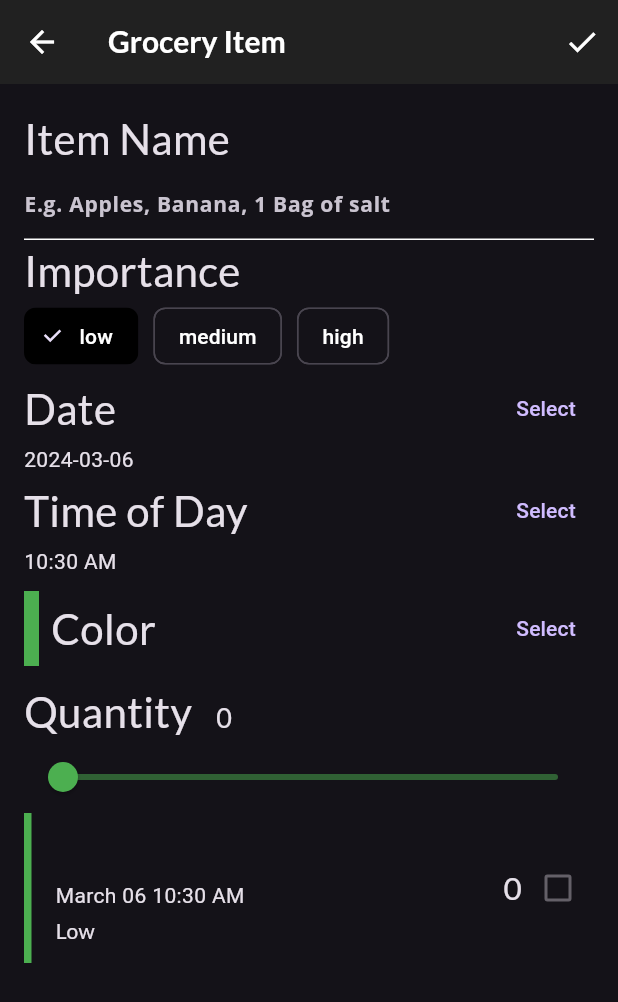
After one commit to CarreonKhryzErvonL/Lab-Exercise-3-4, a Flutter app: the screen it shows after launch, item 3 of the bottom bar chosen, after a tap on the "add" icon, on a phone screen of 412 x 824 dp. The commit adds this screen. Shown: the top 1002 px of the screen. Run offline on Flutter 3.47's test engine with Material 3 defaults, Android fonts, the phone set to English and light mode, and no system bars; our stand-ins replace flutter_colorpicker, google_fonts.

Commit message:
final commit

```diff
--- /dev/null
+++ b/lib/components/grocery_tile.dart
@@ -0,0 +1,123 @@
+import 'package:flutter/material.dart';
+import 'package:google_fonts/google_fonts.dart';
+import 'package:intl/intl.dart';
+import '../models/grocery_item.dart';
+
+class GroceryTile extends StatelessWidget {
+  // 1
+  final GroceryItem item;
+  // 2
+  final Function(bool?)? onComplete;
+  // 3
+  final TextDecoration textDecoration;
+  // 4
+  GroceryTile({
+    super.key,
+    required this.item,
+    this.onComplete,
+  }) : textDecoration =
+            item.isComplete ? TextDecoration.lineThrough : TextDecoration.none;
+  @override
+  Widget build(BuildContext context) {
+    // TODO: Change this Widget
+    return Container(
+      height: 100.0,
+      child: Row(
+        mainAxisAlignment: MainAxisAlignment.spaceBetween,
+        children: [
+          // 1
+          Row(
+            children: [
+              // 2
+              Container(width: 5.0, color: item.color),
+              // 3
+              const SizedBox(width: 16.0), // 4
+              Column(
+                mainAxisAlignment: MainAxisAlignment.center,
+                crossAxisAlignment: CrossAxisAlignment.start,
+                children: [
+                  // 5
+                  Text(
+                    item.name,
+                    style: GoogleFonts.lato(
+                      decoration: textDecoration,
+                      fontSize: 21.0,
+                      fontWeight: FontWeight.bold,
+                    ),
+                  ),
+                  const SizedBox(height: 4.0),
+                  buildDate(),
+                  const SizedBox(height: 4.0),
+                  buildImportance(),
+                ],
+              ),
+            ],
+          ),
+          // 6
+          Row(
+            children: [
+              // 7
+              Text(
+                item.quantity.toString(),
+                style: GoogleFonts.lato(
+                  decoration: textDecoration,
+                  fontSize: 21.0,
+                ),
+              ),
+              // 8
+              buildCheckbox(),
+            ],
+          ),
+        ],
+      ),
+    );
+  }
+
+  Widget buildImportance() {
+    if (item.importance == Importance.low) {
+      return Text(
+        'Low',
+        style: GoogleFonts.lato(
+          decoration: textDecoration,
+        ),
+      );
+    } else if (item.importance == Importance.medium) {
+      return Text(
+        'Medium',
+        style: GoogleFonts.lato(
+          fontWeight: FontWeight.w800,
+          decoration: textDecoration,
+        ),
+      );
+    } else if (item.importance == Importance.high) {
+      return Text(
+        'High',
+        style: GoogleFonts.lato(
+          color: Colors.red,
+          fontWeight: FontWeight.w900,
+          decoration: textDecoration,
+        ),
+      );
+    } else {
+      throw Exception('This importance type does not exist');
+    }
+  }
+
+  Widget buildDate() {
+    final dateFormatter = DateFormat('MMMM dd h:mm a');
+    final dateString = dateFormatter.format(item.date);
+    return Text(
+      dateString,
+      style: TextStyle(decoration: textDecoration),
+    );
+  }
+
+  Widget buildCheckbox() {
+    return Checkbox(
+      // 1
+      value: item.isComplete,
+      // 2
+      onChanged: onComplete,
+    );
+  }
+}
--- a/lib/home.dart
+++ b/lib/home.dart
@@ -42,7 +42,10 @@ class HomeState extends State<Home> {
         ),
         // 2
         // TODO: Replace body
-        body: pages[tabManager.selectedTab],
+        body: IndexedStack(
+          index: tabManager.selectedTab,
+          children: pages,
+        ),
         bottomNavigationBar: BottomNavigationBar(
           selectedItemColor:
               Theme.of(context).textSelectionTheme.selectionColor,
--- a/lib/screens/explore_screen.dart
+++ b/lib/screens/explore_screen.dart
@@ -3,6 +3,7 @@ import 'package:flutter/material.dart';
 import '../api/mock_fooderlich_service.dart';
 import '../components/components.dart';
 import '../models/models.dart';
+import 'grocery_item_screen.dart';
 
 class ExploreScreen extends StatelessWidget {
   final mockService = MockFooderlichService();
--- /dev/null
+++ b/lib/screens/grocery_item_screen.dart
@@ -0,0 +1,422 @@
+import 'package:flutter/material.dart';
+import 'package:google_fonts/google_fonts.dart';
+import 'package:flutter_colorpicker/flutter_colorpicker.dart';
+import 'package:intl/intl.dart';
+import 'package:uuid/uuid.dart';
+import '../models/models.dart';
+import '../components/grocery_tile.dart';
+
+class GroceryItemScreen extends StatefulWidget {
+  // 1
+  final Function(GroceryItem) onCreate;
+  // 2
+  final Function(GroceryItem) onUpdate;
+  // 3
+  final GroceryItem? originalItem;
+  // 4
+  final bool isUpdating;
+  const GroceryItemScreen({
+    super.key,
+    required this.onCreate,
+    required this.onUpdate,
+    this.originalItem,
+  }) : isUpdating = (originalItem != null);
+  @override
+  GroceryItemScreenState createState() => GroceryItemScreenState();
+}
+
+class GroceryItemScreenState extends State<GroceryItemScreen> {
+  final _nameController = TextEditingController();
+  String _name = '';
+  Importance _importance = Importance.low;
+  DateTime _dueDate = DateTime.now();
+  TimeOfDay _timeOfDay = TimeOfDay.now();
+  Color _currentColor = Colors.green;
+  int _currentSliderValue = 0;
+
+  @override
+  void initState() {
+    super.initState();
+    // 1
+    final originalItem = widget.originalItem;
+    if (originalItem != null) {
+      _nameController.text = originalItem.name;
+      _name = originalItem.name;
+      _currentSliderValue = originalItem.quantity;
+      _importance = originalItem.importance;
+      _currentColor = originalItem.color;
+      final date = originalItem.date;
+      _timeOfDay = TimeOfDay(
+        hour: date.hour,
+        minute: date.minute,
+      );
+      _dueDate = date;
+    }
+    // 2
+    _nameController.addListener(() {
+      setState(() {
+        _name = _nameController.text;
+      });
+    });
+  }
+
+  @override
+  void dispose() {
+    _nameController.dispose();
+    super.dispose();
+  }
+
+  @override
+  Widget build(BuildContext context) {
+    // 1
+    return Scaffold(
+      // 2
+      appBar: AppBar(
+        actions: [
+          IconButton(
+            icon: const Icon(Icons.check),
+            onPressed: () {
+              // 1
+              final groceryItem = GroceryItem(
+                id: widget.originalItem?.id ?? const Uuid().v1(),
+                name: _nameController.text,
+                importance: _importance,
+                color: _currentColor,
+                quantity: _currentSliderValue,
+                date: DateTime(
+                  _dueDate.year,
+                  _dueDate.month,
+                  _dueDate.day,
+                  _timeOfDay.hour,
+                  _timeOfDay.minute,
+                ),
+              );
+              if (widget.isUpdating) {
+                // 2
+                widget.onUpdate(groceryItem);
+              } else {
+                // 3
+                widget.onCreate(groceryItem);
+              }
+            },
+          )
+        ],
+        // 3
+        elevation: 0.0,
+        // 4
+        title: Text(
+          'Grocery Item',
+          style: GoogleFonts.lato(fontWeight: FontWeight.w600),
+        ),
+      ),
+      // 5
+      body: Container(
+        padding: const EdgeInsets.all(16.0),
+        child: ListView(
+          children: [
+            buildNameField(),
+            buildImportanceField(),
+            buildDateField(context),
+            buildTimeField(context),
+            const SizedBox(height: 10.0),
+            buildColorPicker(context),
+            const SizedBox(height: 10.0),
+            buildQuantityField(),
+            GroceryTile(
+              item: GroceryItem(
+                id: 'previewMode',
+                name: _name,
+                importance: _importance,
+                color: _currentColor,
+                quantity: _currentSliderValue,
+                date: DateTime(
+                  _dueDate.year,
+                  _dueDate.month,
+                  _dueDate.day,
+                  _timeOfDay.hour,
+                  _timeOfDay.minute,
+                ),
+              ),
+            ),
+          ],
+        ),
+      ),
+    );
+  }
+
+  Widget buildNameField() {
+    // 1
+    return Column(
+      // 2
+      crossAxisAlignment: CrossAxisAlignment.start,
+      children: [
+        // 3
+        Text(
+          'Item Name',
+          style: GoogleFonts.lato(fontSize: 28.0),
+        ),
+        // 4
+        TextField(
+          // 5
+          controller: _nameController,
+          // 6
+          cursorColor: _currentColor,
+          // 7
+          decoration: InputDecoration(
+            // 8
+            hintText: 'E.g. Apples, Banana, 1 Bag of salt',
+            // 9
+            enabledBorder: const UnderlineInputBorder(
+              borderSide: BorderSide(color: Colors.white),
+            ),
+            focusedBorder: UnderlineInputBorder(
+              borderSide: BorderSide(color: _currentColor),
+            ),
+            border: UnderlineInputBorder(
+              borderSide: BorderSide(color: _currentColor),
+            ),
+          ),
+        ),
+      ],
+    );
+  }
+
+  Widget buildImportanceField() {
+    // 1
+    return Column(
+      crossAxisAlignment: CrossAxisAlignment.start,
+      children: [
+        // 2
+        Text(
+          'Importance',
+          style: GoogleFonts.lato(fontSize: 28.0),
+        ),
+        // 3
+        Wrap(
+          spacing: 10.0,
+          children: [
+            // 4
+            ChoiceChip(
+              // 5
+              selectedColor: Colors.black,
+              // 6
+              selected: _importance == Importance.low,
+              label: const Text(
+                'low',
+                style: TextStyle(color: Colors.white),
+              ),
+              // 7
+              onSelected: (selected) {
+                setState(() => _importance = Importance.low);
+              },
+            ),
+            ChoiceChip(
+              selectedColor: Colors.black,
+              selected: _importance == Importance.medium,
+              label: const Text(
+                'medium',
+                style: TextStyle(color: Colors.white),
+              ),
+              onSelected: (selected) {
+                setState(() => _importance = Importance.medium);
+              },
+            ),
+            ChoiceChip(
+              selectedColor: Colors.black,
+              selected: _importance == Importance.high,
+              label: const Text(
+                'high',
+                style: TextStyle(color: Colors.white),
+              ),
+              onSelected: (selected) {
+                setState(() => _importance = Importance.high);
+              },
+            ),
+          ],
+        )
+      ],
+    );
+  }
+
+  Widget buildDateField(BuildContext context) {
+    // 1
+    return Column(
+      crossAxisAlignment: CrossAxisAlignment.start,
+      children: [
+        // 2
+        Row(
+          // 3
+          mainAxisAlignment: MainAxisAlignment.spaceBetween,
+          children: [
+            // 4
+            Text(
+              'Date',
+              style: GoogleFonts.lato(fontSize: 28.0),
+            ),
+            // 5
+            TextButton(
+              child: const Text('Select'),
+              // 6
+              onPressed: () async {
+                final currentDate = DateTime.now();
+                // 7
+                final selectedDate = await showDatePicker(
+                  context: context,
+                  initialDate: currentDate,
+                  firstDate: currentDate,
+                  lastDate: DateTime(currentDate.year + 5),
+                );
+                // 8
+                setState(() {
+                  if (selectedDate != null) {
+                    _dueDate = selectedDate;
+                  }
+                });
+              },
+            ),
+          ],
+        ),
+        // 9
+        Text(DateFormat('yyyy-MM-dd').format(_dueDate)),
+      ],
+    );
+  }
+
+  Widget buildTimeField(BuildContext context) {
+    return Column(
+      crossAxisAlignment: CrossAxisAlignment.start,
+      children: [
+        Row(
+          mainAxisAlignment: MainAxisAlignment.spaceBetween,
+          children: [
+            Text(
+              'Time of Day',
+              style: GoogleFonts.lato(fontSize: 28.0),
+            ),
+            TextButton(
+              child: const Text('Select'),
+              onPressed: () async {
+                // 1
+                final timeOfDay = await showTimePicker(
+                  // 2
+                  initialTime: TimeOfDay.now(),
+                  context: context,
+                );
+                // 3
+                setState(() {
+                  if (timeOfDay != null) {
+                    _timeOfDay = timeOfDay;
+                  }
+                });
+              },
+            ),
+          ],
+        ),
+        Text(_timeOfDay.format(context)),
+      ],
+    );
+  }
+
+  Widget buildColorPicker(BuildContext context) {
+    // 1
+    return Row(
+      mainAxisAlignment: MainAxisAlignment.spaceBetween,
+      children: [
+        // 2
+        Row(
+          children: [
+            Container(
+              height: 50.0,
+              width: 10.0,
+              color: _currentColor,
+            ),
+            const SizedBox(width: 8.0),
+            Text(
+              'Color',
+              style: GoogleFonts.lato(fontSize: 28.0),
+            ),
+          ],
+        ),
+        // 3
+        TextButton(
+          child: const Text('Select'),
+          onPressed: () {
+            // 4
+            showDialog(
+              context: context,
+              builder: (context) {
+                // 5
+                return AlertDialog(
+                  content: BlockPicker(
+                    pickerColor: Colors.white,
+                    // 6
+                    onColorChanged: (color) {
+                      setState(() => _currentColor = color);
+                    },
+                  ),
+                  actions: [
+                    // 7
+                    TextButton(
+                      child: const Text('Save'),
+                      onPressed: () {
+                        Navigator.of(context).pop();
+                      },
+                    ),
+                  ],
+                );
+              },
+            );
+          },
+        ),
+      ],
+    );
+  }
+
+  Widget buildQuantityField() {
+    // 1
+    return Column(
+      crossAxisAlignment: CrossAxisAlignment.start,
+      children: [
+        // 2
+        Row(
+          crossAxisAlignment: CrossAxisAlignment.baseline,
+          textBaseline: TextBaseline.alphabetic,
+          children: [
+            Text(
+              'Quantity',
+              style: GoogleFonts.lato(fontSize: 28.0),
+            ),
+            const SizedBox(width: 16.0),
+            Text(
+              _currentSliderValue.toInt().toString(),
+              style: GoogleFonts.lato(fontSize: 18.0),
+            ),
+          ],
+        ),
+        // 3
+        Slider(
+          // 4
+          inactiveColor: _currentColor.withOpacity(0.5),
+          activeColor: _currentColor,
+          // 5
+          value: _currentSliderValue.toDouble(),
+          // 6
+          min: 0.0,
+          max: 100.0,
+          // 7
+          divisions: 100,
+          // 8
+          label: _currentSliderValue.toInt().toString(),
+          // 9
+          onChanged: (double value) {
+            setState(
+              () {
+                _currentSliderValue = value.toInt();
+              },
+            );
+          },
+        ),
+      ],
+    );
+  }
+}
--- /dev/null
+++ b/lib/screens/grocery_list_screen.dart
@@ -0,0 +1,92 @@
+import 'package:flutter/material.dart';
+import '../components/grocery_tile.dart';
+import '../models/models.dart';
+import 'grocery_item_screen.dart';
+
+class GroceryListScreen extends StatelessWidget {
+  final GroceryManager manager;
+  const GroceryListScreen({
+    super.key,
+    required this.manager,
+  });
+  @override
+  Widget build(BuildContext context) {
+    // 1
+    final groceryItems = manager.groceryItems;
+// 2
+    return Padding(
+      padding: const EdgeInsets.all(16.0),
+      // 3
+      child: ListView.separated(
+        // 4
+        itemCount: groceryItems.length,
+        itemBuilder: (context, index) {
+          final item = groceryItems[index];
+          // 1
+          return Dismissible(
+            // 6
+            key: Key(item.id),
+            // 7
+            direction: DismissDirection.endToStart,
+            // 8
+            background: Container(
+              color: Colors.red,
+              alignment: Alignment.centerRight,
+              child: const Icon(
+                Icons.delete_forever,
+                color: Colors.white,
+                size: 50.0,
+              ),
+            ),
+            // 9
+            onDismissed: (direction) {
+              // 10
+              manager.deleteItem(index);
+              // 11
+              ScaffoldMessenger.of(context).showSnackBar(
+                SnackBar(
+                  content: Text('${item.name} dismissed'),
+                ),
+              );
+            },
+            child: InkWell(
+              child: GroceryTile(
+                  key: Key(item.id),
+                  item: item,
+                  onComplete: (change) {
+                    if (change != null) {
+                      manager.completeItem(index, change);
+                    }
+                  }),
+              // 2
+              onTap: () {
+                Navigator.push(
+                  context,
+                  MaterialPageRoute(
+                    builder: (context) => GroceryItemScreen(
+                      originalItem: item,
+                      // 3
+                      onUpdate: (item) {
+                        // 4
+                        manager.updateItem(item, index);
+                        // 5
+                        Navigator.pop(context);
+                      },
+                      // 6
+                      onCreate: (item) {},
+                    ),
+                  ),
+                );
+              },
+            ),
+          );
+          // 5
+        },
+        // 8
+        separatorBuilder: (context, index) {
+          return const SizedBox(height: 16.0);
+        },
+      ),
+    );
+  }
+}
--- a/lib/screens/grocery_screen.dart
+++ b/lib/screens/grocery_screen.dart
@@ -1,12 +1,65 @@
 import 'package:flutter/material.dart';
 import 'empty_grocery_screen.dart';
+import 'package:provider/provider.dart';
+import '../models/models.dart';
+import 'grocery_item_screen.dart';
+import 'grocery_list_screen.dart';
 
 class GroceryScreen extends StatelessWidget {
   const GroceryScreen({super.key});
   @override
   Widget build(BuildContext context) {
+    // TODO: Replace with EmptyGroceryScreen
     // TODO: Add a scaffold widget
-    return const EmptyGroceryScreen();
+    // 5
+    return Scaffold(
+      // 6
+      floatingActionButton: FloatingActionButton(
+        child: const Icon(Icons.add),
+        onPressed: () {
+          // TODO: Present GroceryItemScreen
+          // 1
+          final manager = Provider.of<GroceryManager>(context, listen: false);
+// 2
+          Navigator.push(
+            context,
+            // 3
+            MaterialPageRoute(
+              // 4
+              builder: (context) => GroceryItemScreen(
+                // 5
+                onCreate: (item) {
+                  // 6
+                  manager.addItem(item);
+                  // 7
+                  Navigator.pop(context);
+                },
+                // 8
+                onUpdate: (item) {},
+              ),
+            ),
+          );
+        },
+      ),
+      // 7
+      body: buildGroceryScreen(),
+    );
   }
+
   // TODO: Add buildGroceryScreen
+  Widget buildGroceryScreen() {
+    // 1
+    return Consumer<GroceryManager>(
+      // 2
+      builder: (context, manager, child) {
+        // 3
+        if (manager.groceryItems.isNotEmpty) {
+          return GroceryListScreen(manager: manager);
+        } else {
+          // 4
+          return const EmptyGroceryScreen();
+        }
+      },
+    );
+  }
 }
--- a/pubspec.yaml
+++ b/pubspec.yaml
@@ -12,6 +12,9 @@ dependencies:
     sdk: flutter
   google_fonts: ^6.1.0
   provider: ^6.0.3
+  flutter_colorpicker: ^1.0.3
+  intl: ^0.17.0
+  uuid: ^3.0.6
 
 dev_dependencies:
   flutter_test:
```
Also changed, not shown: pubspec.lock.
